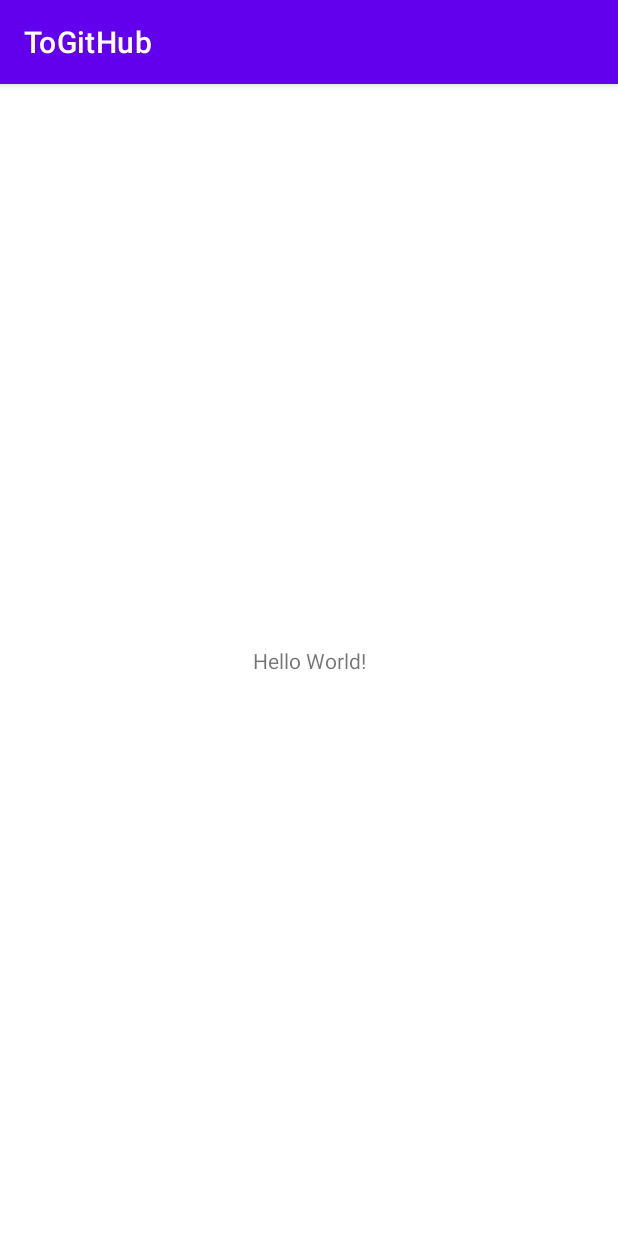
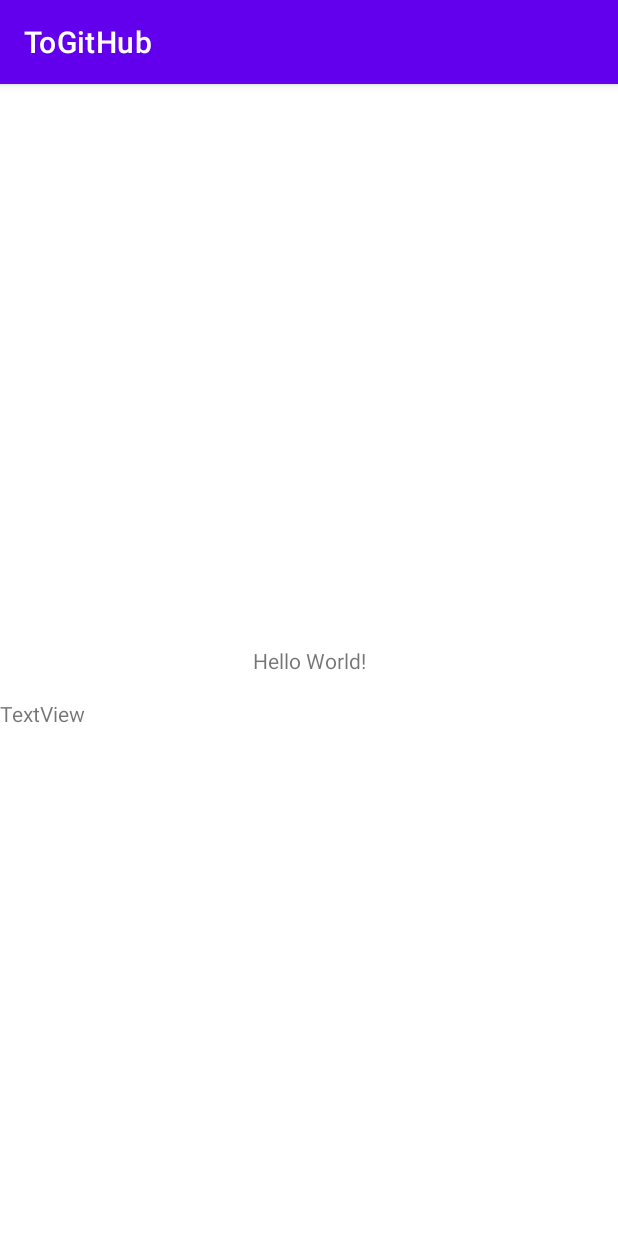
Before and after one commit to LoveToSpooch/ToGitHub, an Android app: the screen it shows after launch (MainActivity), on a phone screen of 412 x 824 dp. Run offline under Robolectric (Android 15) with nearby library versions, the phone set to English and light mode, and no system bars.

Commit message:
Second text

```diff
--- a/app/src/main/res/layout/activity_main.xml
+++ b/app/src/main/res/layout/activity_main.xml
@@ -7,6 +7,7 @@
     tools:context=".MainActivity">
 
     <TextView
+        android:id="@+id/textView2"
         android:layout_width="wrap_content"
         android:layout_height="wrap_content"
         android:text="Hello World!"
@@ -15,4 +16,13 @@
         app:layout_constraintRight_toRightOf="parent"
         app:layout_constraintTop_toTopOf="parent" />
 
+    <TextView
+        android:id="@+id/textView"
+        android:layout_width="wrap_content"
+        android:layout_height="wrap_content"
+        android:layout_marginTop="16dp"
+        android:text="TextView"
+        app:layout_constraintTop_toBottomOf="@+id/textView2"
+        tools:layout_editor_absoluteX="176dp" />
+
 </androidx.constraintlayout.widget.ConstraintLayout>
```
